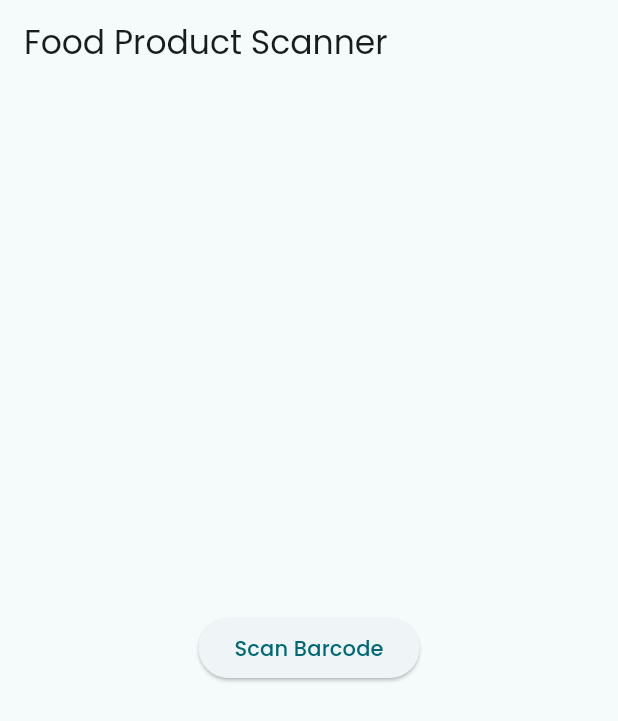
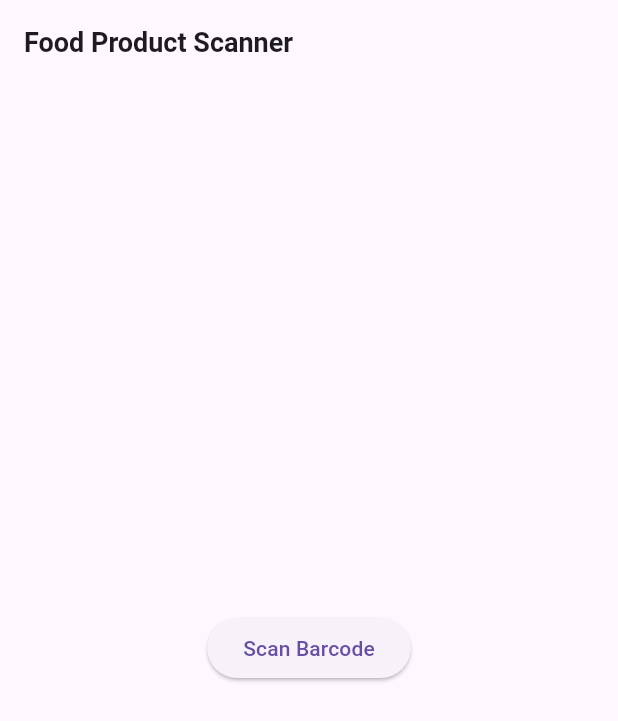
Before and after one commit to shaharyar4t4/NutriScan, a Flutter app: the screen it shows after launch, on a phone screen of 412 x 824 dp. Shown: the top 721 px of the screen. Run offline on Flutter 3.47's test engine with Material 3 defaults, Android fonts, the light colour scheme and no system bars; our stand-ins replace connectivity_plus, get, google_fonts; missing offline and left inert: barcode_scan2, openfoodfacts.

Commit message:
updated main.dart file

```diff
--- a/lib/main.dart
+++ b/lib/main.dart
@@ -13,10 +13,15 @@ class MyApp extends StatelessWidget {
   Widget build(BuildContext context) {
     return GetMaterialApp(
       debugShowCheckedModeBanner: false,
-      title: 'Barcode Scanner',
+      title: 'Nutri Scan',
       theme: ThemeData(
-        textTheme: GoogleFonts.poppinsTextTheme(),
-        colorScheme: ColorScheme.fromSeed(seedColor: Colors.white),
+        primaryColor: Colors.white,
+        fontFamily: 'Poppins',
+        textTheme: TextTheme(
+          bodyLarge: TextStyle(fontSize: 16, color: Colors.black87),
+          bodyMedium: TextStyle(fontSize: 14, color: Colors.black54),
+          titleLarge: TextStyle(fontSize: 18, fontWeight: FontWeight.bold),
+        ),
       ),
       home: ViewSplashscreen(),
     );
```
Also changed, not shown: lib/feacture/onboarding/veiws/view_onbored.dart (+15 -0 lines).
